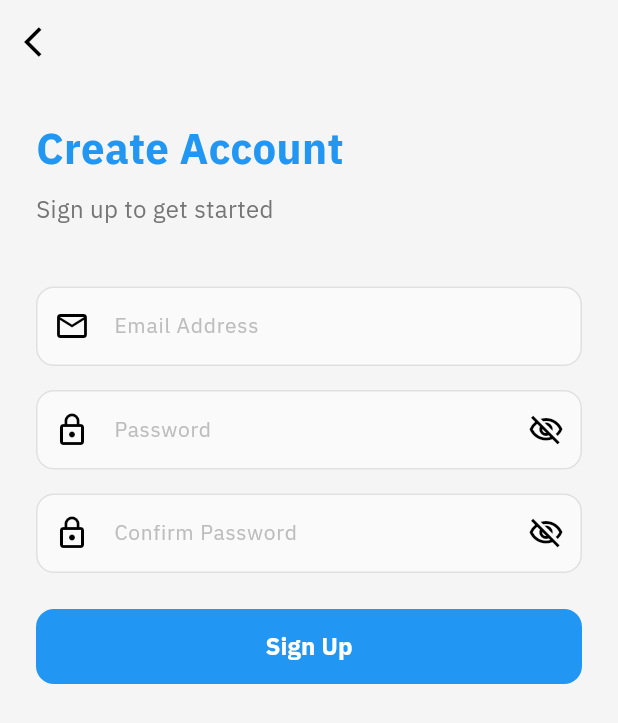
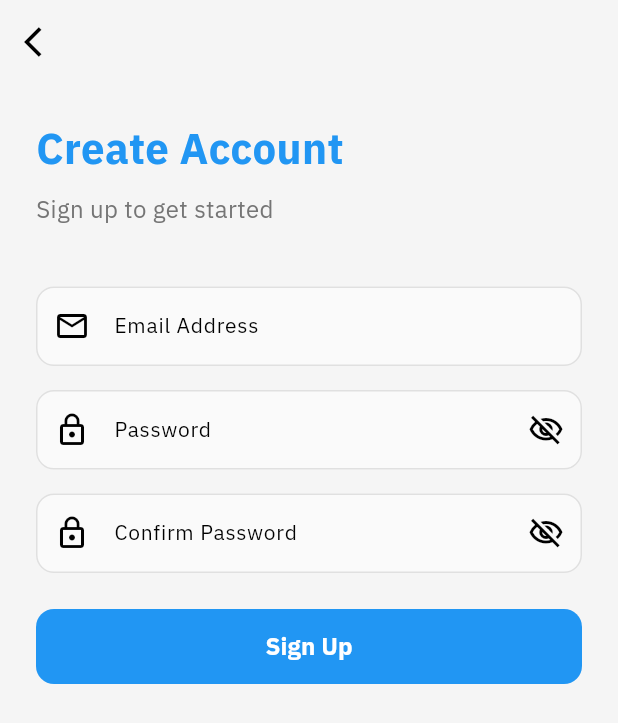
Before and after one commit to HsnAlidroos/getx_boilerplate_meta, a Flutter app: the RegisterView screen opened by its route, on a phone screen of 412 x 824 dp. Shown: the top 723 px of the screen. Run offline on Flutter 3.47's test engine with Material 3 defaults, Android fonts, the phone set to English and light mode, and no system bars; our stand-ins replace get, get_storage; accounts and stored records are empty.

Commit message:
Apply primary color to text style and remove explicit color from hint style in custom text field.

```diff
--- a/lib/app/core/widgets/custom_text_field.dart
+++ b/lib/app/core/widgets/custom_text_field.dart
@@ -33,13 +33,16 @@ class CustomTextField extends StatelessWidget {
       validator: validator,
       readOnly: readOnly,
       onTap: onTap,
-      style: const TextStyle(fontSize: 14),
+      style: const TextStyle(fontSize: 14, color: AppColors.primary),
       decoration: InputDecoration(
         hintText: hintText,
-        hintStyle: TextStyle(color: Colors.grey[400], fontSize: 14),
+        hintStyle: TextStyle(fontSize: 14),
         prefixIcon: prefixIcon,
         suffixIcon: suffixIcon,
-        contentPadding: const EdgeInsets.symmetric(horizontal: 16, vertical: 16),
+        contentPadding: const EdgeInsets.symmetric(
+          horizontal: 16,
+          vertical: 16,
+        ),
         border: OutlineInputBorder(
           borderRadius: BorderRadius.circular(12),
           borderSide: BorderSide(color: Colors.grey[300]!),
```
